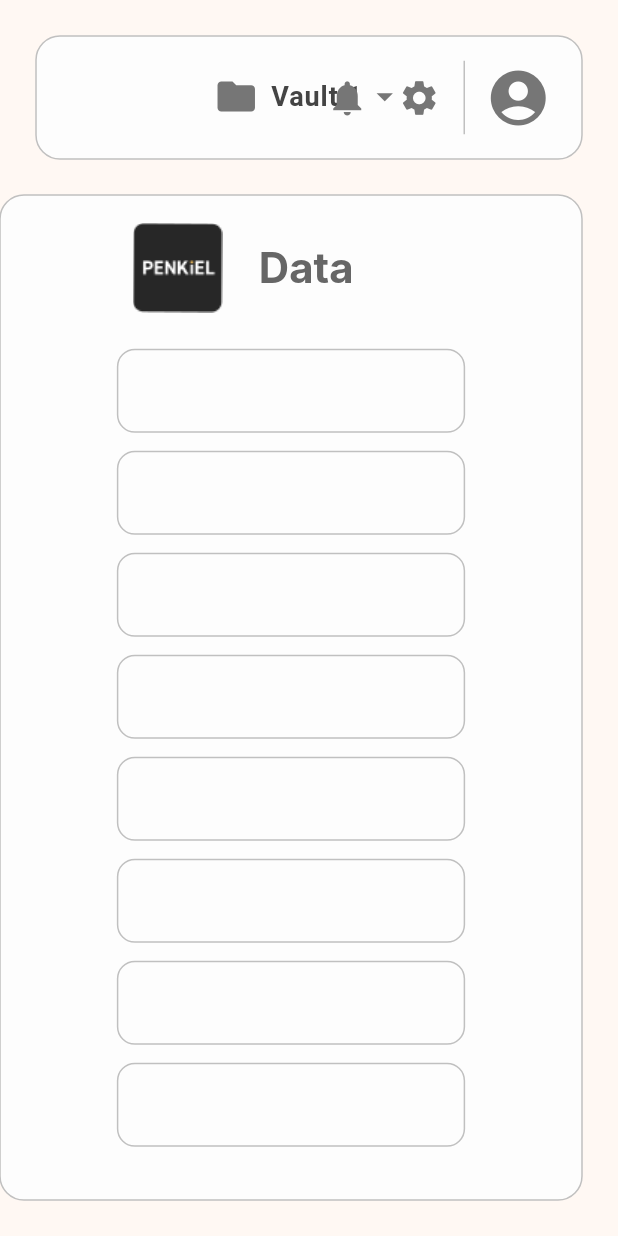
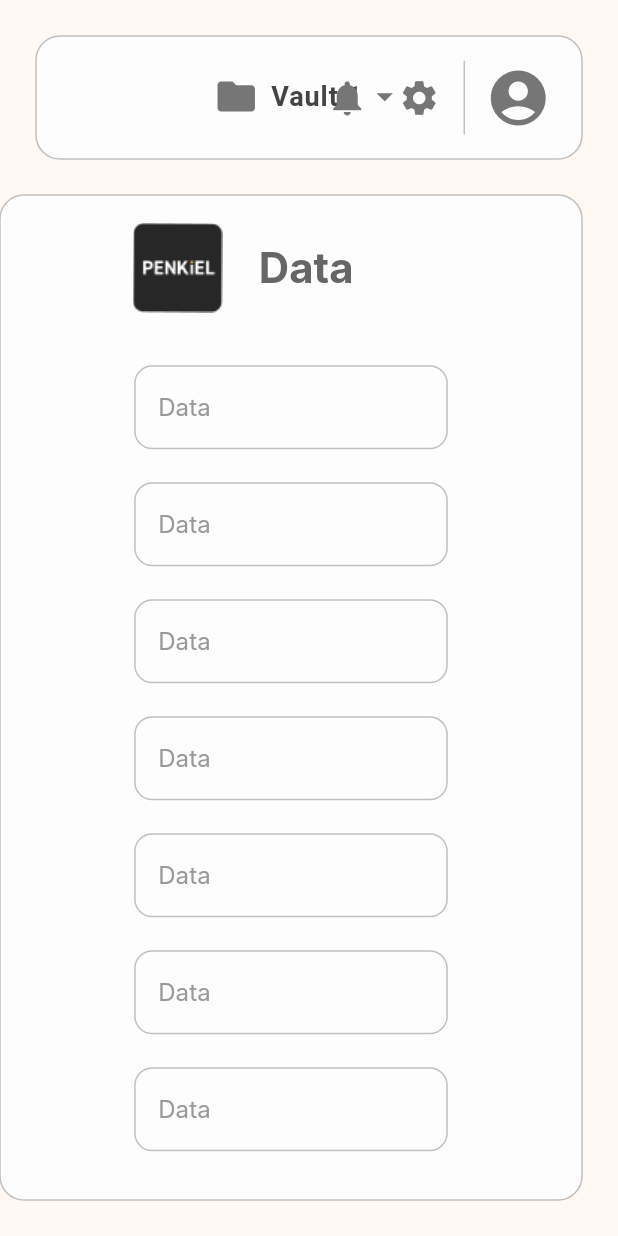
Before and after one commit to penne-0505/penkiel, a Flutter app: the screen it shows after launch, on a phone screen of 412 x 824 dp. Run offline on Flutter 3.47's test engine with Material 3 defaults, Android fonts, the phone set to English and light mode, and no system bars; Roboto replaces fonts that are missing (Campton).

Commit message:
feat: data_cardにおけるデザインを更新
破壊的変更はありません。

```diff
--- a/lib/components/data_card.dart
+++ b/lib/components/data_card.dart
@@ -16,40 +16,47 @@ class _DataCardState extends State<DataCard> {
   @override
   Widget build(BuildContext context) {
     return Padding(
-      padding: const EdgeInsets.only(bottom: 12),
-      child: MouseRegion(
-        onEnter: (event) {
-          setState(() {
-            isHovered = true;
-          });
-        },
-        onExit: (event) {
-          setState(() {
-            isHovered = false;
-          });
-        },
+      padding: const EdgeInsets.symmetric(vertical: 10),
       child: Row(
         mainAxisAlignment: MainAxisAlignment.spaceBetween,
         crossAxisAlignment: CrossAxisAlignment.center,
         children: [
-            Expanded(flex: 1, child: Container(color: Colors.amber,)), // Spacer
+          Expanded(flex: 5, child: Container()), // Spacer
           Expanded(
-              flex: 3,
+            flex: 12,
+            child: MouseRegion(
+              onEnter: (_) => setState(() => isHovered = true),
+              onExit: (_) => setState(() => isHovered = false),
+              child: Container(
+                margin: const EdgeInsets.all(1),
+                decoration: BoxDecoration(
+                  color: PenkielColors.bg,
+                  borderRadius: BorderRadius.circular(12),
+                ),
                 child: TextField(
                   maxLines: 1,
                   decoration: InputDecoration(
+                    labelText: 'Data',
+                    fillColor: PenkielColors.bg,
+                    labelStyle: TextStyle(
+                      color: isHovered ? PenkielColors.highContrastText : PenkielColors.disabledText,
+                      fontSize: 16,
+                      fontWeight: FontWeight.w400,
+                      fontFamily: 'Campton',
+                      letterSpacing: 0.05,
+                    ),
                     enabledBorder: OutlineInputBorder(
-                    borderRadius: BorderRadius.circular(12),
+                      borderRadius: const BorderRadius.all(Radius.circular(12)),
                       borderSide: BorderSide(
-                      color: isHovered ? PenkielColors.primary : PenkielColors.dividerColor,
+                        color: isHovered ? PenkielColors.v400 : PenkielColors.dividerColor,
                         width: 1,
                       ),
                     ),
                     focusedBorder: const OutlineInputBorder(
                       borderRadius: BorderRadius.all(Radius.circular(12)),
                       borderSide: BorderSide(
-                      color: PenkielColors.primary,
-                      width: 2,
+                        color: PenkielColors.v400,
+                        width: 1,
                       ),
                     ),
                   ),
@@ -62,9 +69,10 @@ class _DataCardState extends State<DataCard> {
                   ),
                 ),
               ),
-            Expanded(flex: 1, child: Container(color: Colors.amber,)), // Spacer
+            ),
+          ),
+          Expanded(flex: 5, child: Container()), // Spacer
         ],
-        ),
       ),
     );
   }
```
Lines whose indentation alone changed are shown as unchanged.
